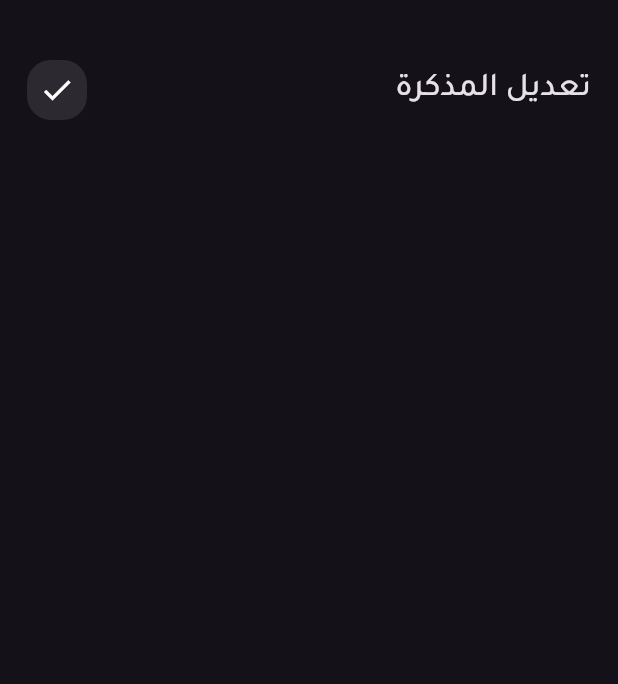
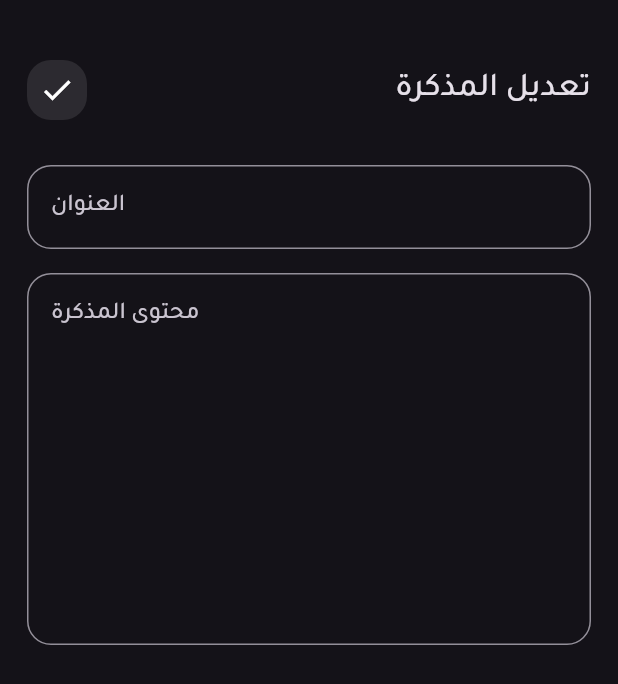
Before and after one commit to EnadAbulawi/MyNotes, a Flutter app: the EditNoteView screen opened directly, on a phone screen of 412 x 824 dp. Shown: the top 684 px of the screen. Run offline on Flutter 3.47's test engine with Material 2 defaults, Android fonts, the phone set to English and light mode, and no system bars; our stand-ins replace font_awesome_flutter.

Commit message:
edit note view ui

```diff
--- a/lib/Widgets/edit_view_body.dart
+++ b/lib/Widgets/edit_view_body.dart
@@ -1,5 +1,6 @@
 import 'package:flutter/material.dart';
 import 'package:mynote/Widgets/custom_appbar.dart';
+import 'package:mynote/Widgets/customtextfiled.dart';
 
 class EditNoteViewBody extends StatelessWidget {
   const EditNoteViewBody({super.key});
@@ -7,8 +8,8 @@ class EditNoteViewBody extends StatelessWidget {
   @override
   Widget build(BuildContext context) {
     return const Padding(
-      padding:  EdgeInsets.symmetric(horizontal: 18),
-      child:  Column(
+      padding: EdgeInsets.symmetric(horizontal: 18),
+      child: Column(
         children: [
           SizedBox(
             height: 40,
@@ -16,7 +17,11 @@ class EditNoteViewBody extends StatelessWidget {
           CustomAppBar(
             title: 'تعديل المذكرة',
             icon: Icons.check,
-          )
+          ),
+          SizedBox(height: 30,),
+          CustomTextFiled(hint: "العنوان"),
+           SizedBox(height: 16,),
+          CustomTextFiled(hint: "محتوى المذكرة",maxLines: 9,),
         ],
       ),
     );
```
